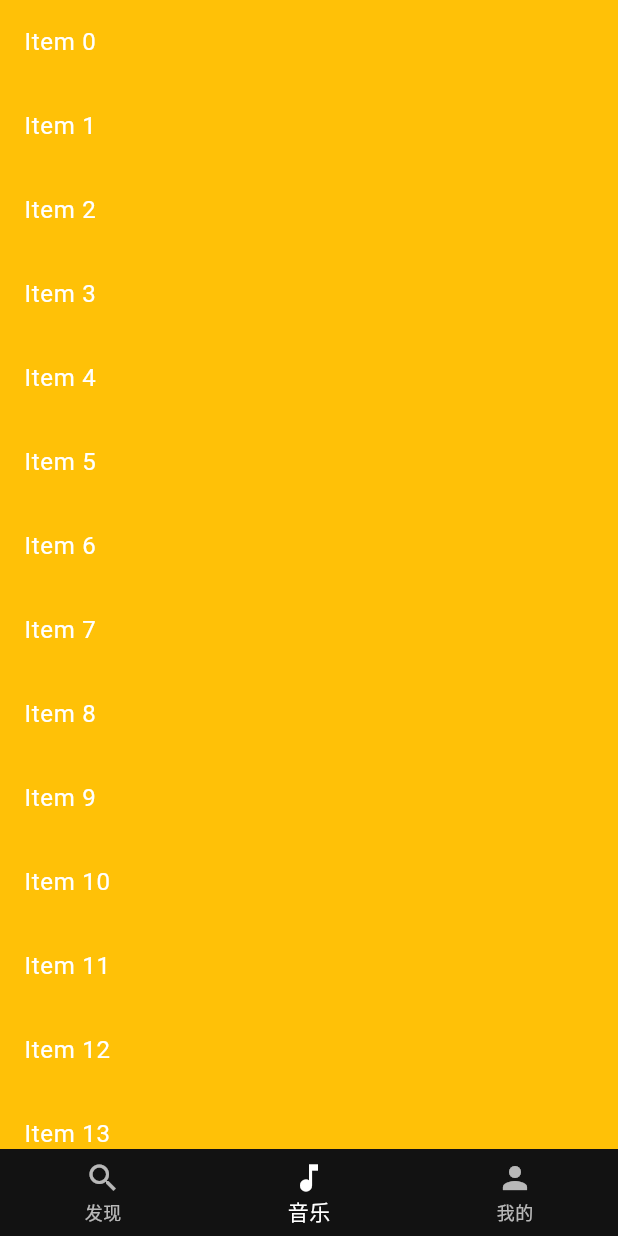
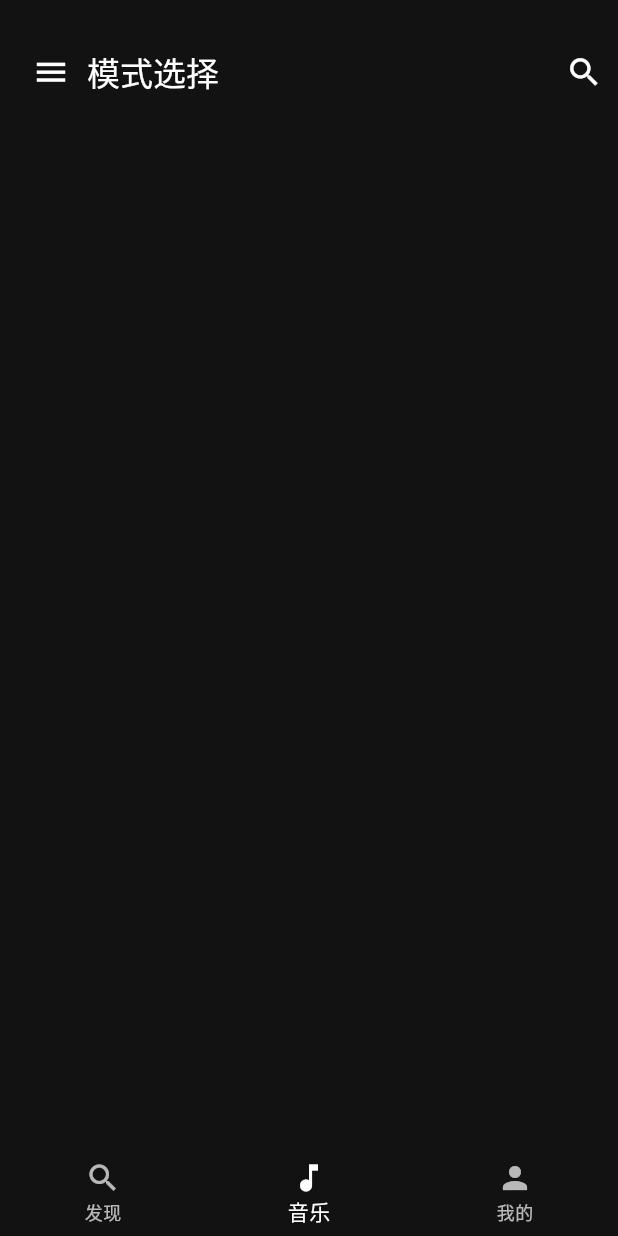
Before and after one commit to aidaole/AiMusic, a Flutter app: the screen it shows after launch, item 2 of the bottom bar chosen, on a phone screen of 412 x 824 dp. Run offline on Flutter 3.47's test engine with Material 3 defaults, Android fonts, the phone set to English and light mode, and no system bars; network calls fail.

Commit message:
[播放音乐ui]

```diff
--- a/lib/modules/account/account_page.dart
+++ b/lib/modules/account/account_page.dart
@@ -19,8 +19,8 @@ class AccountPage extends StatelessWidget {
           // 顶部固定操作栏
           Column(
             children: [
-              _buildStatusBar(),
-              _buildActionBar(),
+              _buildStatusBar(context),
+              _buildActionBar(context),
             ],
           ),
         ],
@@ -35,7 +35,8 @@ class AccountPage extends StatelessWidget {
       maxChildSize: 0.8,
       builder: (BuildContext context, ScrollController scrollController) {
         // 获取底部导航栏高度，如果没有设置可以使用默认值
-        final bottomPadding = MediaQuery.of(context).padding.bottom + kBottomNavigationBarHeight;
+        final bottomPadding =
+            MediaQuery.of(context).padding.bottom + kBottomNavigationBarHeight;
         return Stack(
           clipBehavior: Clip.none,
           children: [
@@ -67,7 +68,9 @@ class AccountPage extends StatelessWidget {
                         // 计算列表区域的高度
                         // 总高度减去上方内容高度(约110)和底部导航栏高度
                         final availableHeight =
-                            MediaQuery.of(context).size.height * 0.8 - 130 - bottomPadding;
+                            MediaQuery.of(context).size.height * 0.8 -
+                                130 -
+                                bottomPadding;
                         return SizedBox(
                           height: availableHeight,
                           child: _buildSongsListWidget(),
@@ -195,7 +198,7 @@ class AccountPage extends StatelessWidget {
     );
   }
 
-  _buildActionBar() {
+  _buildActionBar(BuildContext context) {
     double iconSize = 25.0;
     double padding = 10.0;
     return Row(
@@ -226,7 +229,7 @@ class AccountPage extends StatelessWidget {
     );
   }
 
-  _buildStatusBar() {
+  _buildStatusBar(BuildContext context) {
     return SizedBox(
       height: defaultActionBarHeight.toDouble(),
     );
--- a/lib/modules/explore/explore_page.dart
+++ b/lib/modules/explore/explore_page.dart
@@ -19,6 +19,9 @@ class ExplorePage extends StatelessWidget {
             child: Column(
               children: [
                 _buildStatusBar(),
+                const SizedBox(
+                  height: 10,
+                ),
                 _buildSearchBar(context),
               ],
             ),
@@ -26,7 +29,8 @@ class ExplorePage extends StatelessWidget {
           // 可滚动的内容部分
           Expanded(
             child: NestedScrollView(
-              headerSliverBuilder: (BuildContext context, bool innerBoxIsScrolled) {
+              headerSliverBuilder:
+                  (BuildContext context, bool innerBoxIsScrolled) {
                 return [
                   SliverPadding(
                     padding: const EdgeInsets.symmetric(horizontal: 20),
@@ -58,7 +62,7 @@ class ExplorePage extends StatelessWidget {
 
   _buildStatusBar() {
     return SizedBox(
-      height: defaultActionBarHeight.toDouble(),
+      height: defaultStatusBarHeight.toDouble(),
     );
   }
 
@@ -68,7 +72,7 @@ class ExplorePage extends StatelessWidget {
     return SizedBox(
       height: defaultActionBarHeight.toDouble(),
       child: Padding(
-        padding: const EdgeInsets.symmetric(vertical: 5),
+        padding: const EdgeInsets.symmetric(vertical: 8),
         child: Container(
           padding: const EdgeInsets.symmetric(horizontal: 20),
           decoration: BoxDecoration(
@@ -279,7 +283,8 @@ class ExplorePage extends StatelessWidget {
             crossAxisAlignment: CrossAxisAlignment.start,
             children: [
               ClipRRect(
-                borderRadius: const BorderRadius.vertical(top: Radius.circular(10)),
+                borderRadius:
+                    const BorderRadius.vertical(top: Radius.circular(10)),
                 child: Image.network(
                   // 使用不同高度的图片来模拟瀑布流效果
                   'https://picsum.photos/400/${heights[index].toInt()}',
--- a/lib/modules/music/music_page.dart
+++ b/lib/modules/music/music_page.dart
@@ -1,23 +1,51 @@
 import 'package:flutter/material.dart';
+
+import '../../themes/theme_color.dart';
+import '../../themes/theme_size.dart';
 
 class MusicPage extends StatelessWidget {
   const MusicPage({super.key});
 
   @override
   Widget build(BuildContext context) {
+    return Scaffold(
+      backgroundColor: defaultBgColor,
+      body: _buildBody(context),
+    );
+  }
+
+  _buildBody(BuildContext context) {
+    return Column(
+      children: [
+        _buildStatusBar(context),
+        _buildActionBar(context),
+      ],
+    );
+  }
+
+  _buildStatusBar(BuildContext context) {
+    return SizedBox(height: defaultStatusBarHeight.toDouble());
+  }
+
+  _buildActionBar(BuildContext context) {
+    const iconSize = 25.0;
     return Container(
-      color: Colors.amber,
-      child: ListView.builder(
-        padding: EdgeInsets.zero,
-        itemCount: 50,
-        itemBuilder: (context, index) {
-          return ListTile(
-            title: Text(
-              "Item $index",
-              style: const TextStyle(color: Colors.white),
+      padding: const EdgeInsets.symmetric(horizontal: 10),
+      child: SizedBox(
+        height: defaultActionBarHeight.toDouble(),
+        child: Row(
+          crossAxisAlignment: CrossAxisAlignment.center,
+          children: [
+            IconButton(
+                onPressed: () {}, icon: const Icon(Icons.menu, size: iconSize)),
+            Text(
+              "模式选择",
+              style: Theme.of(context).textTheme.titleLarge,
             ),
-          );
-        },
+            const Spacer(),
+            const Icon(Icons.search, size: iconSize),
+          ],
+        ),
       ),
     );
   }
--- a/lib/themes/theme_size.dart
+++ b/lib/themes/theme_size.dart
@@ -1 +1,2 @@
 int defaultActionBarHeight = 56;
+int defaultStatusBarHeight = 20;
```
Also changed, not shown: pubspec.lock (deleted).
